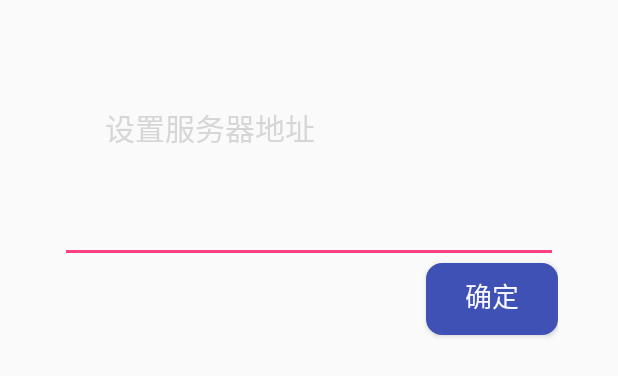
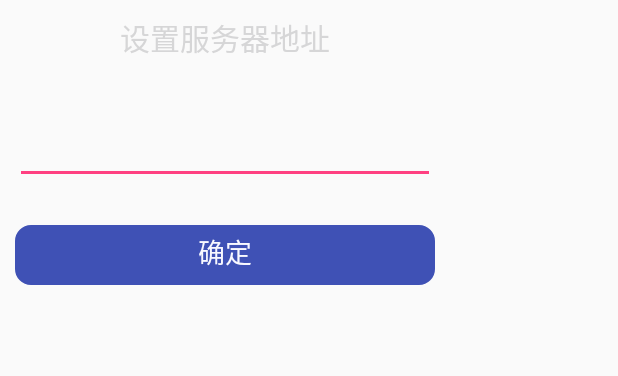
Before and after one commit to helicoptercool/yxapp, an Android app: the layout layout_set_server_dialog.xml on its own in the app's theme, with its tools: preview values and no code run, on a phone screen of 412 x 824 dp. Shown: the top 376 px of the screen. Run offline under Robolectric (Android 15) with nearby library versions, the phone set to English and light mode, and no system bars.

```diff
--- a/app/src/main/res/layout/layout_set_server_dialog.xml
+++ b/app/src/main/res/layout/layout_set_server_dialog.xml
@@ -1,32 +1,31 @@
 <?xml version="1.0" encoding="utf-8"?>
-<LinearLayout xmlns:android="http://schemas.android.com/apk/res/android"
-    android:layout_width="match_parent"
-    android:layout_height="match_parent"
-    android:layout_margin="30dp"
+<RelativeLayout xmlns:android="http://schemas.android.com/apk/res/android"
+    android:layout_width="300dp"
+    android:layout_height="200dp"
     android:orientation="vertical"
     android:padding="10dip" >
     <TextView
-        android:layout_width="wrap_content"
+        android:layout_width="match_parent"
         android:layout_height="wrap_content"
-        android:layout_margin="30.0dp"
         android:gravity="center"
         android:textColor="@color/roundProgressColor_svprogresshuddefault"
         android:text="@string/set_server"
-        android:textSize="20dp" />
+        android:textSize="20sp" />
     <EditText
         android:id="@+id/editText1"
         android:layout_width="match_parent"
         android:layout_height="wrap_content"
+        android:layout_centerInParent="true"
         android:textColor="@color/colorGray"
         android:ems="10" >
     </EditText>
     <Button
         android:id="@+id/button1"
-        android:layout_width="wrap_content"
-        android:layout_height="wrap_content"
-        android:layout_gravity="right"
+        android:layout_width="match_parent"
+        android:layout_height="40dp"
+        android:layout_alignParentBottom="true"
         android:textColor="@color/GhostWhite"
         android:textSize="18sp"
         android:background="@drawable/verify_code_blue_shape"
         android:text="@string/submit" />
-</LinearLayout>
+</RelativeLayout>
```
